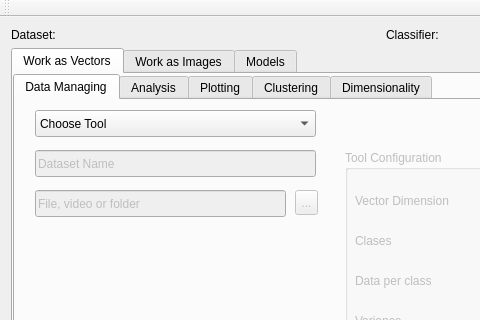
First picture: the form in src/gui/mainwindow.ui, repository JdeRobot/cv-MachineLearning, before the edit; both pictures show x 0 to 480 and y 0 to 320 of the 1141 by 674 pixel window.
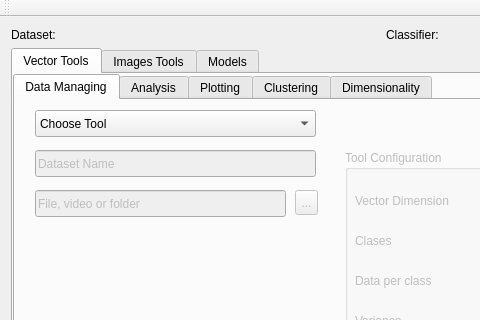
Second picture: the form after the edit. The open tabs and pages were chosen to show the change.

Commit message: Solved some bugs in data loading

The edit to the form file:
```diff
--- a/src/gui/mainwindow.ui
+++ b/src/gui/mainwindow.ui
@@ -56,7 +56,7 @@
        </property>
        <widget class="QWidget" name="vectors_tab">
         <attribute name="title">
-         <string>Work as Vectors</string>
+         <string>Vector Tools</string>
         </attribute>
         <widget class="QTabWidget" name="tabWidget_3">
          <property name="geometry">
@@ -1162,7 +1162,7 @@
        </widget>
        <widget class="QWidget" name="images_tab">
         <attribute name="title">
-         <string>Work as Images</string>
+         <string>Images Tools</string>
         </attribute>
         <widget class="QTabWidget" name="tabWidget_2">
          <property name="geometry">
```
Left out of the diff: 2 changed lines with no effect on the pictures. The commit also changes 2 other files.
